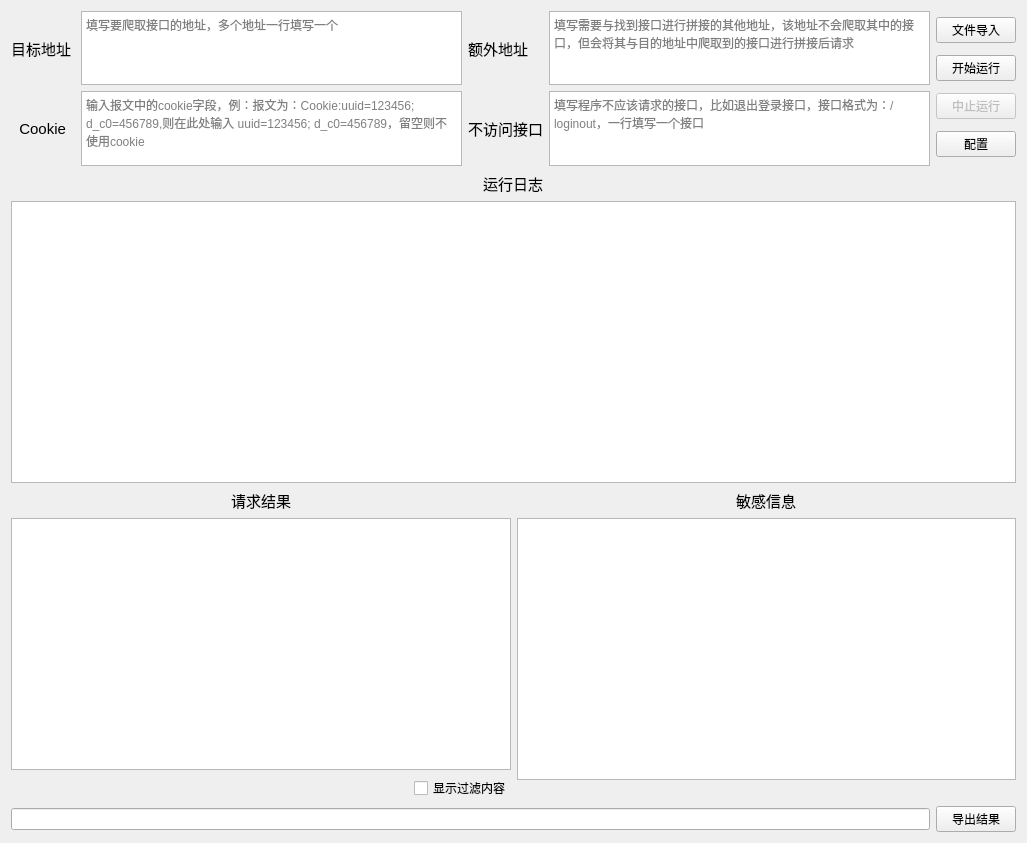
First picture: the form in ui/ui_main.ui, repository abcd1234564499sc/scanJSUrlThreading, before the edit.
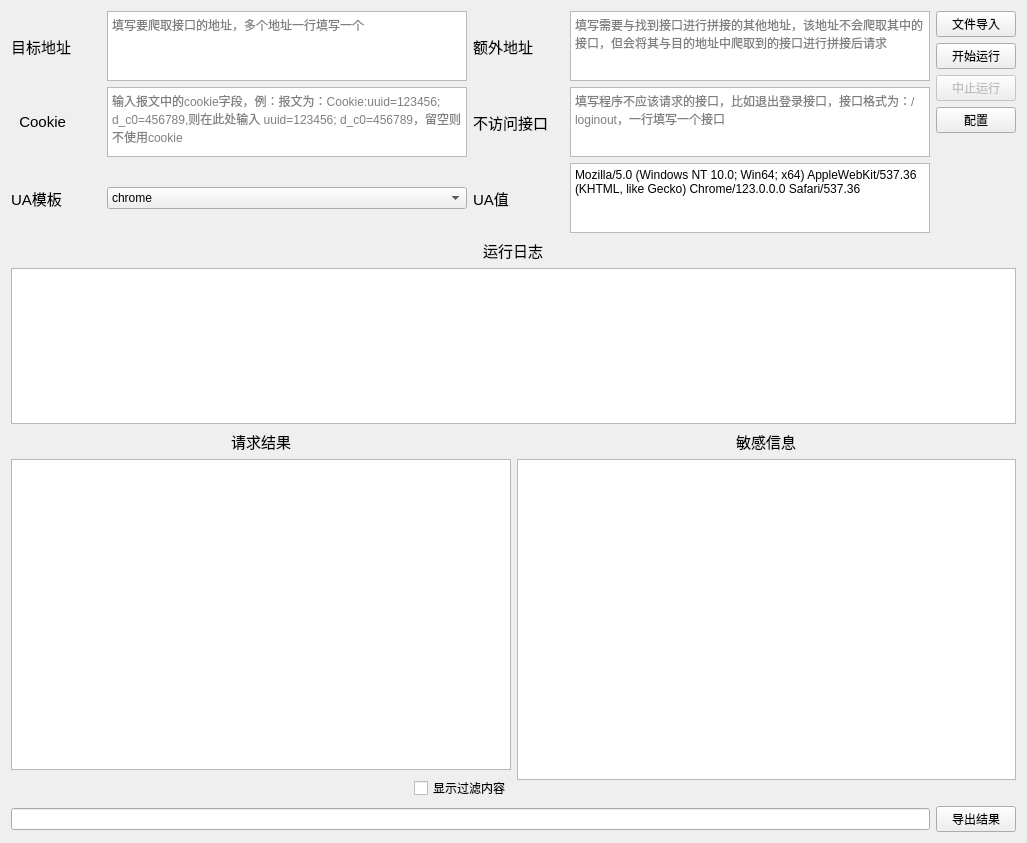
Second picture: the form after the edit. Icons and pictures are not drawn.

Diff of the .ui file:
```diff
--- a/ui/ui_main.ui
+++ b/ui/ui_main.ui
@@ -17,11 +17,11 @@
    <iconset resource="../resource/source.qrc">
     <normaloff>:/图片/icon.png</normaloff>:/图片/icon.png</iconset>
   </property>
-  <layout class="QVBoxLayout" name="verticalLayout_6" stretch="4,8,8,1">
+  <layout class="QVBoxLayout" name="verticalLayout_5" stretch="2,2,4,0">
    <item>
     <layout class="QHBoxLayout" name="horizontalLayout_2">
      <item>
-      <layout class="QGridLayout" name="gridLayout">
+      <layout class="QGridLayout" name="gridLayout" columnstretch="1,4,0,1,4">
        <item row="0" column="0">
         <widget class="QLabel" name="label">
          <property name="font">
@@ -35,33 +35,6 @@
          </property>
         </widget>
        </item>
-       <item row="0" column="1">
-        <widget class="QPlainTextEdit" name="plainTextEdit">
-         <property name="placeholderText">
-          <string>填写要爬取接口的地址，多个地址一行填写一个</string>
-         </property>
-        </widget>
-       </item>
-       <item row="0" column="2">
-        <widget class="QLabel" name="label_6">
-         <property name="font">
-          <font>
-           <family>Arial</family>
-           <pointsize>11</pointsize>
-          </font>
-         </property>
-         <property name="text">
-          <string>额外地址</string>
-         </property>
-        </widget>
-       </item>
-       <item row="0" column="3">
-        <widget class="QPlainTextEdit" name="extraUrlTextEdit">
-         <property name="placeholderText">
-          <string>填写需要与找到接口进行拼接的其他地址，该地址不会爬取其中的接口，但会将其与目的地址中爬取到的接口进行拼接后请求</string>
-         </property>
-        </widget>
-       </item>
        <item row="1" column="0">
         <widget class="QLabel" name="label_7">
          <property name="font">
@@ -75,35 +48,113 @@
          </property>
         </widget>
        </item>
-       <item row="1" column="1">
+       <item row="1" column="4">
+        <widget class="QPlainTextEdit" name="unvisitInterfaceUriTextEdit">
+         <property name="placeholderText">
+          <string>填写程序不应该请求的接口，比如退出登录接口，接口格式为：/loginout，一行填写一个接口</string>
+         </property>
+        </widget>
+       </item>
+       <item row="1" column="1" colspan="2">
         <widget class="QTextEdit" name="cookiesTextEdit">
          <property name="placeholderText">
           <string>输入报文中的cookie字段，例：报文为：Cookie:uuid=123456; d_c0=456789,则在此处输入 uuid=123456; d_c0=456789，留空则不使用cookie</string>
          </property>
         </widget>
        </item>
-       <item row="1" column="2">
-        <layout class="QVBoxLayout" name="verticalLayout_5">
-         <item>
-          <widget class="QLabel" name="label_8">
-           <property name="font">
-            <font>
-             <family>Arial</family>
-             <pointsize>11</pointsize>
-            </font>
-           </property>
-           <property name="text">
-            <string>不访问接口</string>
-           </property>
-          </widget>
-         </item>
-        </layout>
+       <item row="0" column="3">
+        <widget class="QLabel" name="label_6">
+         <property name="font">
+          <font>
+           <family>Arial</family>
+           <pointsize>11</pointsize>
+          </font>
+         </property>
+         <property name="text">
+          <string>额外地址</string>
+         </property>
+        </widget>
+       </item>
+       <item row="0" column="1" colspan="2">
+        <widget class="QPlainTextEdit" name="plainTextEdit">
+         <property name="placeholderText">
+          <string>填写要爬取接口的地址，多个地址一行填写一个</string>
+         </property>
+        </widget>
+       </item>
+       <item row="2" column="3">
+        <widget class="QLabel" name="label_10">
+         <property name="font">
+          <font>
+           <family>Arial</family>
+           <pointsize>11</pointsize>
+          </font>
+         </property>
+         <property name="text">
+          <string>UA值</string>
+         </property>
+        </widget>
+       </item>
+       <item row="0" column="4">
+        <widget class="QPlainTextEdit" name="extraUrlTextEdit">
+         <property name="placeholderText">
+          <string>填写需要与找到接口进行拼接的其他地址，该地址不会爬取其中的接口，但会将其与目的地址中爬取到的接口进行拼接后请求</string>
+         </property>
+        </widget>
+       </item>
+       <item row="2" column="4">
+        <widget class="QPlainTextEdit" name="userAgentValTextEdit">
+         <property name="plainText">
+          <string>Mozilla/5.0 (Windows NT 10.0; Win64; x64) AppleWebKit/537.36 (KHTML, like Gecko) Chrome/123.0.0.0 Safari/537.36</string>
+         </property>
+         <property name="placeholderText">
+          <string>填写请求使用的User-Agent，可通过UA模板下拉框使用内置模板</string>
+         </property>
+        </widget>
        </item>
        <item row="1" column="3">
-        <widget class="QPlainTextEdit" name="unvisitInterfaceUriTextEdit">
-         <property name="placeholderText">
-          <string>填写程序不应该请求的接口，比如退出登录接口，接口格式为：/loginout，一行填写一个接口</string>
+        <widget class="QLabel" name="label_8">
+         <property name="font">
+          <font>
+           <family>Arial</family>
+           <pointsize>11</pointsize>
+          </font>
          </property>
+         <property name="text">
+          <string>不访问接口</string>
+         </property>
+        </widget>
+       </item>
+       <item row="2" column="0">
+        <widget class="QLabel" name="label_9">
+         <property name="font">
+          <font>
+           <family>Arial</family>
+           <pointsize>11</pointsize>
+          </font>
+         </property>
+         <property name="text">
+          <string>UA模板</string>
+         </property>
+        </widget>
+       </item>
+       <item row="2" column="1" colspan="2">
+        <widget class="QComboBox" name="userAgentModelComboBox">
+         <item>
+          <property name="text">
+           <string>chrome</string>
+          </property>
+         </item>
+         <item>
+          <property name="text">
+           <string>firefox</string>
+          </property>
+         </item>
+         <item>
+          <property name="text">
+           <string>ie</string>
+          </property>
+         </item>
         </widget>
        </item>
       </layout>
@@ -157,6 +208,19 @@
          </property>
         </widget>
        </item>
+       <item>
+        <spacer name="verticalSpacer">
+         <property name="orientation">
+          <enum>Qt::Vertical</enum>
+         </property>
+         <property name="sizeHint" stdset="0">
+          <size>
+           <width>20</width>
+           <height>40</height>
+          </size>
+         </property>
+        </spacer>
+       </item>
       </layout>
      </item>
     </layout>
```
Left out of the diff: 31 changed lines with no effect on the pictures.
